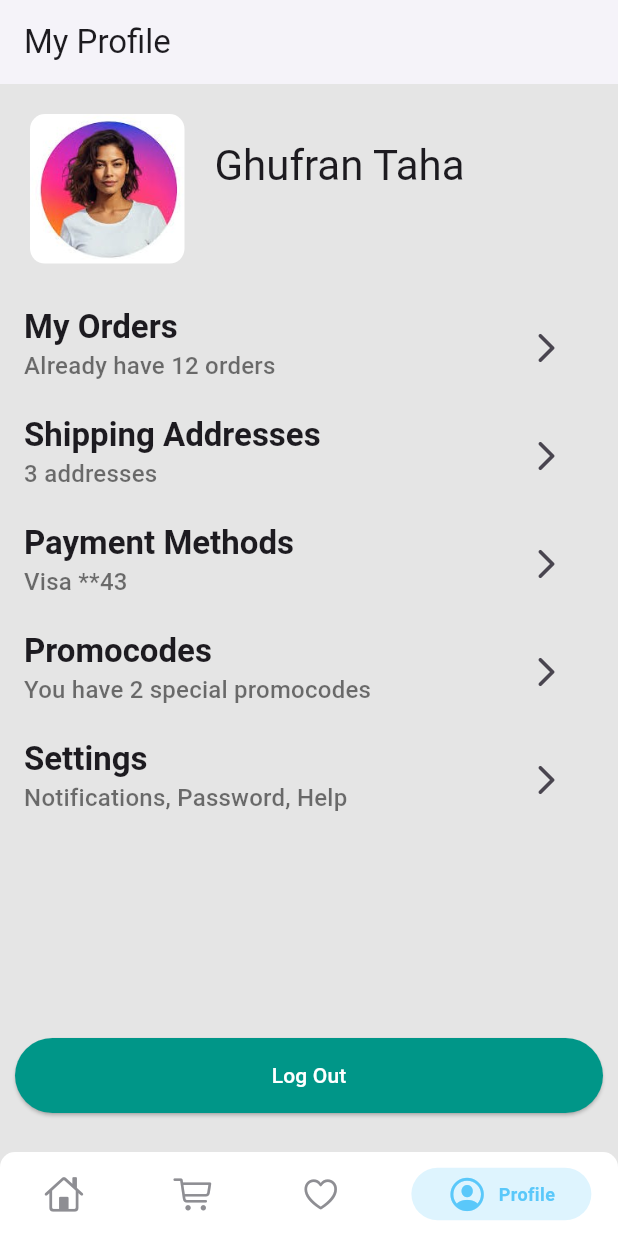
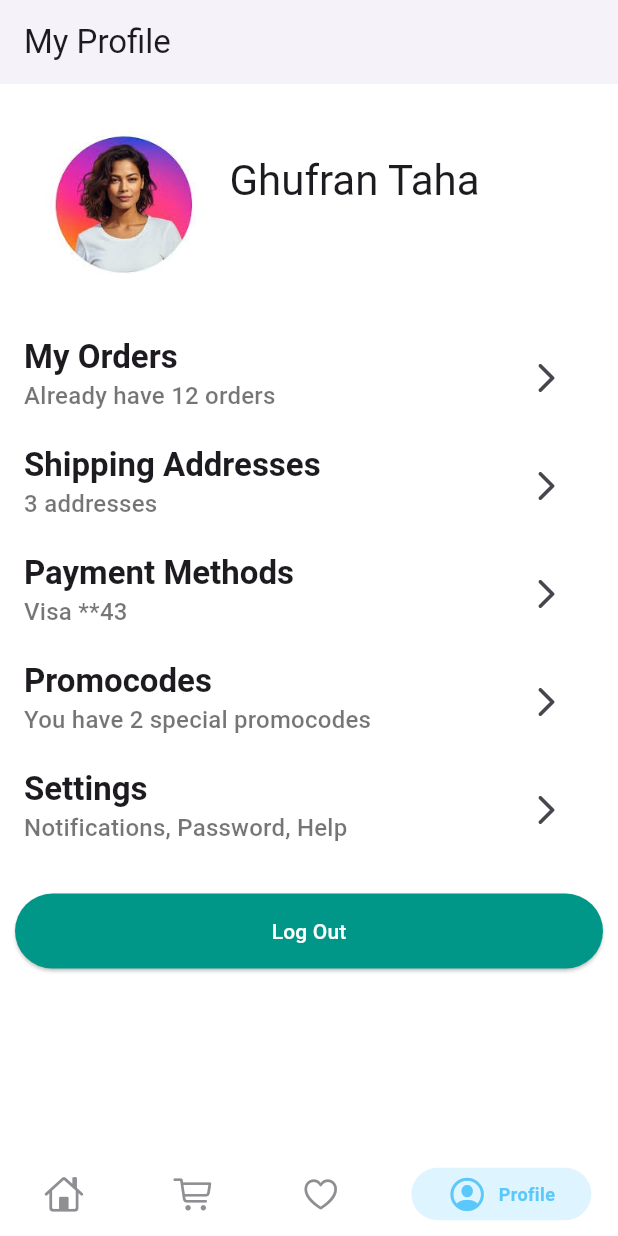
Before and after one commit to ghofrantaha/foodDelivery, a Flutter app: the screen it shows once a user with an empty profile is signed in, item 4 of the bottom bar chosen, on a phone screen of 412 x 824 dp. Run offline on Flutter 3.47's test engine with Material 3 defaults, Android fonts, the phone set to English and light mode, and no system bars; drawn by our look-alikes of persistent_bottom_nav_bar; our stand-ins replace cloud_firestore, firebase_auth, firebase_core, flutter_rating_bar; accounts and stored records are empty.

Commit message:
some edits

```diff
--- a/lib/views/pages/profile_page.dart
+++ b/lib/views/pages/profile_page.dart
@@ -23,10 +23,12 @@ class ProfilePage extends StatelessWidget {
     return Consumer<AuthController>(
       builder: (_, model, __) => Scaffold(
         appBar: AppBar(title: const Text('My Profile')),
-        body: ListView(
+        body: Container(
+          color: Colors.white,
+          child: ListView(
             children: [
               Container(
-              margin: const EdgeInsets.all(20),
+                margin: const EdgeInsets.all(30),
                 child: Row(
                   children: [
                     ClipRRect(
@@ -62,20 +64,22 @@ class ProfilePage extends StatelessWidget {
               const ProfileItemTile(
                   title: 'Payment Methods', content: 'Visa **43'),
               const ProfileItemTile(
-                title: 'Promocodes', content: 'You have 2 special promocodes'),
+                  title: 'Promocodes',
+                  content: 'You have 2 special promocodes'),
               const ProfileItemTile(
                   title: 'Settings', content: 'Notifications, Password, Help'),
-          ],
-        ),
-        floatingActionButtonLocation: FloatingActionButtonLocation.centerFloat,
-        floatingActionButton: Padding(
-          padding: const EdgeInsets.symmetric(horizontal: 10.0, vertical: 20),
+              Padding(
+                padding:
+                    const EdgeInsets.symmetric(horizontal: 10.0, vertical: 20),
                 child: MainButton(
                     text: 'Log Out',
                     onTap: () {
                       _logout(model, context);
                     }),
               ),
+            ],
+          ),
+        ),
       ),
     );
   }
```
Also changed, not shown: 7 other files. Lines whose indentation alone changed are shown as unchanged.
